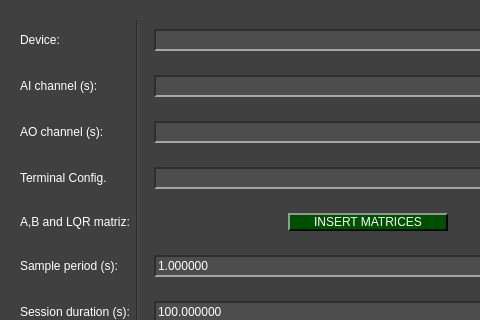
Qt form pydaq/uis/PyDAQ_lqr_control_NIDAQ_widget.ui (viniciusfs14/pydaq) before a commit; both pictures show x 0 to 480 and y 0 to 320 of the 611 by 581 pixel window.
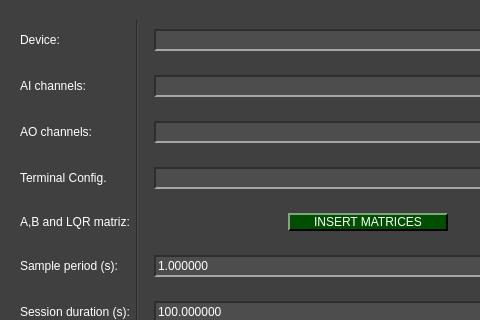
The same form after that commit. Icons and pictures are not drawn.

What changed in the file:
```diff
--- a/pydaq/uis/PyDAQ_lqr_control_NIDAQ_widget.ui
+++ b/pydaq/uis/PyDAQ_lqr_control_NIDAQ_widget.ui
@@ -776,7 +776,7 @@
          </size>
         </property>
         <property name="text">
-         <string>AO channel (s):</string>
+         <string>AO channels:</string>
         </property>
        </widget>
       </item>
@@ -884,7 +884,7 @@
          </size>
         </property>
         <property name="text">
-         <string>AI channel (s):</string>
+         <string>AI channels:</string>
         </property>
        </widget>
       </item>
```
Left out of the diff: 2 changed lines with no effect on the pictures.
